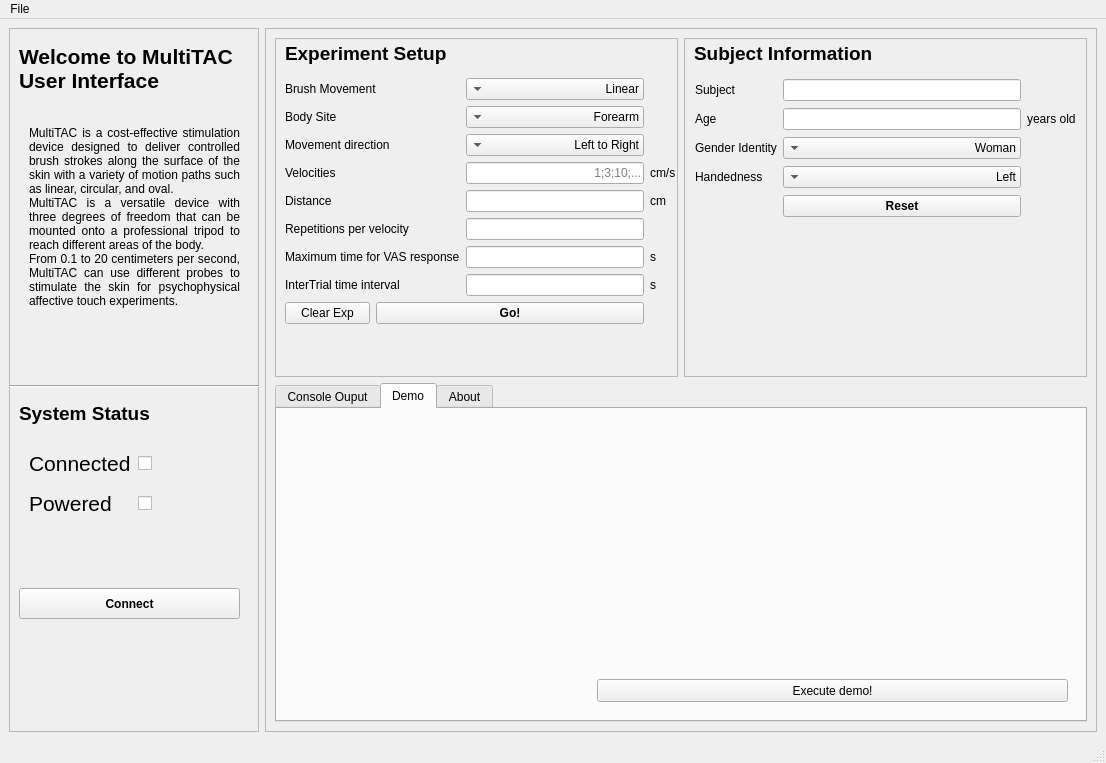
Above: gui/mainGui.ui from EdgardoCS/BrushGui before the change. Below: the same form after it.
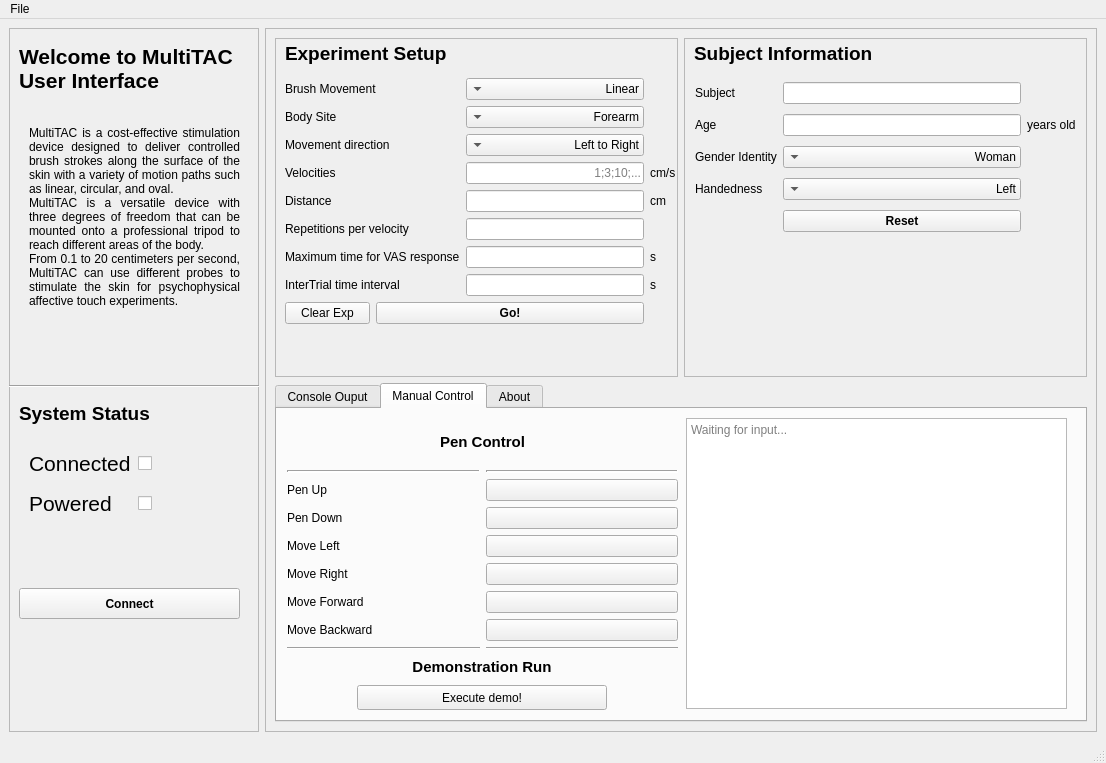
That is the form after the change. The open tabs and pages were chosen to show the change. Icons and pictures are not drawn.

What changed in the file:
```diff
--- a/gui/mainGui.ui
+++ b/gui/mainGui.ui
@@ -36,10 +36,10 @@
    <bool>false</bool>
   </property>
   <property name="toolButtonStyle">
-   <enum>Qt::ToolButtonIconOnly</enum>
+   <enum>Qt::ToolButtonStyle::ToolButtonIconOnly</enum>
   </property>
   <property name="tabShape">
-   <enum>QTabWidget::Rounded</enum>
+   <enum>QTabWidget::TabShape::Rounded</enum>
   </property>
   <property name="unifiedTitleAndToolBarOnMac">
    <bool>false</bool>
@@ -76,10 +76,10 @@
        </size>
       </property>
       <property name="frameShape">
-       <enum>QFrame::StyledPanel</enum>
+       <enum>QFrame::Shape::StyledPanel</enum>
       </property>
       <property name="frameShadow">
-       <enum>QFrame::Sunken</enum>
+       <enum>QFrame::Shadow::Sunken</enum>
       </property>
       <property name="lineWidth">
        <number>1</number>
@@ -95,7 +95,6 @@
        </property>
        <property name="font">
         <font>
-         <weight>75</weight>
          <bold>true</bold>
         </font>
        </property>
@@ -118,7 +117,6 @@
        <property name="font">
         <font>
          <pointsize>16</pointsize>
-         <weight>75</weight>
          <bold>true</bold>
         </font>
        </property>
@@ -126,7 +124,7 @@
         <string>Welcome to MultiTAC User Interface</string>
        </property>
        <property name="alignment">
-        <set>Qt::AlignLeading|Qt::AlignLeft|Qt::AlignVCenter</set>
+        <set>Qt::AlignmentFlag::AlignLeading|Qt::AlignmentFlag::AlignLeft|Qt::AlignmentFlag::AlignVCenter</set>
        </property>
        <property name="wordWrap">
         <bool>true</bool>
@@ -148,7 +146,7 @@
 </string>
        </property>
        <property name="alignment">
-        <set>Qt::AlignJustify|Qt::AlignVCenter</set>
+        <set>Qt::AlignmentFlag::AlignJustify|Qt::AlignmentFlag::AlignVCenter</set>
        </property>
        <property name="wordWrap">
         <bool>true</bool>
@@ -166,7 +164,6 @@
        <property name="font">
         <font>
          <pointsize>14</pointsize>
-         <weight>75</weight>
          <bold>true</bold>
         </font>
        </property>
@@ -184,7 +181,7 @@
         </rect>
        </property>
        <property name="orientation">
-        <enum>Qt::Horizontal</enum>
+        <enum>Qt::Orientation::Horizontal</enum>
        </property>
       </widget>
       <widget class="QWidget" name="layoutCon">
@@ -215,10 +212,10 @@
            <bool>true</bool>
           </property>
           <property name="focusPolicy">
-           <enum>Qt::StrongFocus</enum>
+           <enum>Qt::FocusPolicy::StrongFocus</enum>
           </property>
           <property name="contextMenuPolicy">
-           <enum>Qt::DefaultContextMenu</enum>
+           <enum>Qt::ContextMenuPolicy::DefaultContextMenu</enum>
           </property>
           <property name="acceptDrops">
            <bool>false</bool>
@@ -281,19 +278,19 @@
     <item>
      <widget class="QFrame" name="Experiment">
       <property name="frameShape">
-       <enum>QFrame::StyledPanel</enum>
+       <enum>QFrame::Shape::StyledPanel</enum>
       </property>
       <property name="frameShadow">
-       <enum>QFrame::Sunken</enum>
+       <enum>QFrame::Shadow::Sunken</enum>
       </property>
       <layout class="QGridLayout" name="gridLayout">
        <item row="0" column="1">
         <widget class="QFrame" name="Subject">
          <property name="frameShape">
-          <enum>QFrame::StyledPanel</enum>
+          <enum>QFrame::Shape::StyledPanel</enum>
          </property>
          <property name="frameShadow">
-          <enum>QFrame::Sunken</enum>
+          <enum>QFrame::Shadow::Sunken</enum>
          </property>
          <widget class="QLabel" name="SubjectLabel">
           <property name="geometry">
@@ -307,7 +304,6 @@
           <property name="font">
            <font>
             <pointsize>14</pointsize>
-            <weight>75</weight>
             <bold>true</bold>
            </font>
           </property>
@@ -321,37 +317,14 @@
             <x>11</x>
             <y>40</y>
             <width>381</width>
-            <height>141</height>
+            <height>160</height>
            </rect>
           </property>
           <layout class="QGridLayout" name="SubjectGrid">
-           <item row="6" column="1">
-            <widget class="QPushButton" name="ResetButton">
-             <property name="font">
-              <font>
-               <weight>75</weight>
-               <bold>true</bold>
-              </font>
-             </property>
-             <property name="text">
-              <string>Reset</string>
-             </property>
-            </widget>
-           </item>
-           <item row="1" column="1">
-            <widget class="QLineEdit" name="ageInput">
-             <property name="text">
-              <string/>
-             </property>
-             <property name="alignment">
-              <set>Qt::AlignRight|Qt::AlignTrailing|Qt::AlignVCenter</set>
-             </property>
-            </widget>
-           </item>
            <item row="0" column="1">
             <widget class="QLineEdit" name="subjectInput">
              <property name="alignment">
-              <set>Qt::AlignRight|Qt::AlignTrailing|Qt::AlignVCenter</set>
+              <set>Qt::AlignmentFlag::AlignRight|Qt::AlignmentFlag::AlignTrailing|Qt::AlignmentFlag::AlignVCenter</set>
              </property>
             </widget>
            </item>
@@ -362,31 +335,6 @@
              </property>
             </widget>
            </item>
-           <item row="4" column="1">
-            <widget class="QComboBox" name="handInput">
-             <property name="layoutDirection">
-              <enum>Qt::RightToLeft</enum>
-             </property>
-             <property name="currentText">
-              <string>Left</string>
-             </property>
-             <item>
-              <property name="text">
-               <string>Left</string>
-              </property>
-             </item>
-             <item>
-              <property name="text">
-               <string>Right </string>
-              </property>
-             </item>
-             <item>
-              <property name="text">
-               <string>Ambidextrous</string>
-              </property>
-             </item>
-            </widget>
-           </item>
            <item row="0" column="0">
             <widget class="QLabel" name="label_subject">
              <property name="text">
@@ -394,10 +342,20 @@
              </property>
             </widget>
            </item>
+           <item row="1" column="1">
+            <widget class="QLineEdit" name="ageInput">
+             <property name="text">
+              <string/>
+             </property>
+             <property name="alignment">
+              <set>Qt::AlignmentFlag::AlignRight|Qt::AlignmentFlag::AlignTrailing|Qt::AlignmentFlag::AlignVCenter</set>
+             </property>
+            </widget>
+           </item>
            <item row="2" column="1">
             <widget class="QComboBox" name="genderInput">
              <property name="layoutDirection">
-              <enum>Qt::RightToLeft</enum>
+              <enum>Qt::LayoutDirection::RightToLeft</enum>
              </property>
              <item>
               <property name="text">
@@ -426,6 +384,43 @@
              </item>
             </widget>
            </item>
+           <item row="4" column="1">
+            <widget class="QComboBox" name="handInput">
+             <property name="layoutDirection">
+              <enum>Qt::LayoutDirection::RightToLeft</enum>
+             </property>
+             <property name="currentText">
+              <string>Left</string>
+             </property>
+             <item>
+              <property name="text">
+               <string>Left</string>
+              </property>
+             </item>
+             <item>
+              <property name="text">
+               <string>Right </string>
+              </property>
+             </item>
+             <item>
+              <property name="text">
+               <string>Ambidextrous</string>
+              </property>
+             </item>
+            </widget>
+           </item>
+           <item row="6" column="1">
+            <widget class="QPushButton" name="ResetButton">
+             <property name="font">
+              <font>
+               <bold>true</bold>
+              </font>
+             </property>
+             <property name="text">
+              <string>Reset</string>
+             </property>
+            </widget>
+           </item>
            <item row="2" column="0">
             <widget class="QLabel" name="label_gender">
              <property name="text">
@@ -454,10 +449,10 @@
        <item row="0" column="0">
         <widget class="QFrame" name="Setup">
          <property name="frameShape">
-          <enum>QFrame::StyledPanel</enum>
+          <enum>QFrame::Shape::StyledPanel</enum>
          </property>
          <property name="frameShadow">
-          <enum>QFrame::Sunken</enum>
+          <enum>QFrame::Shadow::Sunken</enum>
          </property>
          <widget class="QLabel" name="ExperimentLabel">
           <property name="geometry">
@@ -471,7 +466,6 @@
           <property name="font">
            <font>
             <pointsize>14</pointsize>
-            <weight>75</weight>
             <bold>true</bold>
            </font>
           </property>
@@ -521,7 +515,6 @@
             <widget class="QPushButton" name="BeginButton">
              <property name="font">
               <font>
-               <weight>75</weight>
                <bold>true</bold>
               </font>
              </property>
@@ -536,7 +529,7 @@
               <string/>
              </property>
              <property name="alignment">
-              <set>Qt::AlignRight|Qt::AlignTrailing|Qt::AlignVCenter</set>
+              <set>Qt::AlignmentFlag::AlignRight|Qt::AlignmentFlag::AlignTrailing|Qt::AlignmentFlag::AlignVCenter</set>
              </property>
             </widget>
            </item>
@@ -553,7 +546,7 @@
               <string/>
              </property>
              <property name="alignment">
-              <set>Qt::AlignRight|Qt::AlignTrailing|Qt::AlignVCenter</set>
+              <set>Qt::AlignmentFlag::AlignRight|Qt::AlignmentFlag::AlignTrailing|Qt::AlignmentFlag::AlignVCenter</set>
              </property>
              <property name="placeholderText">
               <string>1;3;10;...</string>
@@ -573,7 +566,7 @@
               <string/>
              </property>
              <property name="alignment">
-              <set>Qt::AlignRight|Qt::AlignTrailing|Qt::AlignVCenter</set>
+              <set>Qt::AlignmentFlag::AlignRight|Qt::AlignmentFlag::AlignTrailing|Qt::AlignmentFlag::AlignVCenter</set>
              </property>
             </widget>
            </item>
@@ -583,7 +576,7 @@
               <string/>
              </property>
              <property name="alignment">
-              <set>Qt::AlignRight|Qt::AlignTrailing|Qt::AlignVCenter</set>
+              <set>Qt::AlignmentFlag::AlignRight|Qt::AlignmentFlag::AlignTrailing|Qt::AlignmentFlag::AlignVCenter</set>
              </property>
             </widget>
            </item>
@@ -607,14 +600,14 @@
               <string/>
              </property>
              <property name="alignment">
-              <set>Qt::AlignRight|Qt::AlignTrailing|Qt::AlignVCenter</set>
+              <set>Qt::AlignmentFlag::AlignRight|Qt::AlignmentFlag::AlignTrailing|Qt::AlignmentFlag::AlignVCenter</set>
              </property>
             </widget>
            </item>
            <item row="1" column="2">
             <widget class="QComboBox" name="bodySite">
              <property name="layoutDirection">
-              <enum>Qt::RightToLeft</enum>
+              <enum>Qt::LayoutDirection::RightToLeft</enum>
              </property>
              <item>
               <property name="text">
@@ -659,7 +652,7 @@
            <item row="0" column="2">
             <widget class="QComboBox" name="movementPath">
              <property name="layoutDirection">
-              <enum>Qt::RightToLeft</enum>
+              <enum>Qt::LayoutDirection::RightToLeft</enum>
              </property>
              <item>
               <property name="text">
@@ -702,7 +695,7 @@
            <item row="2" column="2">
             <widget class="QComboBox" name="movementDirection">
              <property name="layoutDirection">
-              <enum>Qt::RightToLeft</enum>
+              <enum>Qt::LayoutDirection::RightToLeft</enum>
              </property>
              <item>
               <property name="text">
@@ -736,7 +729,7 @@
           </sizepolicy>
          </property>
          <property name="tabShape">
-          <enum>QTabWidget::Rounded</enum>
+          <enum>QTabWidget::TabShape::Rounded</enum>
          </property>
          <property name="currentIndex">
           <number>0</number>
@@ -760,11 +753,11 @@
              <x>10</x>
              <y>10</y>
              <width>781</width>
-             <height>271</height>
+             <height>261</height>
             </rect>
            </property>
            <property name="contextMenuPolicy">
-            <enum>Qt::NoContextMenu</enum>
+            <enum>Qt::ContextMenuPolicy::NoContextMenu</enum>
            </property>
            <property name="readOnly">
             <bool>true</bool>
@@ -777,7 +770,7 @@
            <property name="geometry">
             <rect>
              <x>690</x>
-             <y>290</y>
+             <y>280</y>
              <width>101</width>
              <height>23</height>
             </rect>
@@ -789,20 +782,272 @@
          </widget>
          <widget class="QWidget" name="Page2">
           <attribute name="title">
-           <string>Demo</string>
+           <string>Manual Control</string>
           </attribute>
-          <widget class="QPushButton" name="demoButton">
+          <widget class="QWidget" name="gridLayoutWidget">
            <property name="geometry">
             <rect>
-             <x>320</x>
-             <y>270</y>
-             <width>471</width>
-             <height>23</height>
+             <x>10</x>
+             <y>10</y>
+             <width>391</width>
+             <height>231</height>
             </rect>
            </property>
-           <property name="text">
-            <string>Execute demo!</string>
+           <layout class="QGridLayout" name="gridLayout_3">
+            <item row="0" column="0" colspan="2">
+             <widget class="QLabel" name="label_7">
+              <property name="font">
+               <font>
+                <pointsize>11</pointsize>
+                <bold>true</bold>
+               </font>
+              </property>
+              <property name="text">
+               <string>Pen Control</string>
+              </property>
+              <property name="alignment">
+               <set>Qt::AlignmentFlag::AlignCenter</set>
+              </property>
+             </widget>
+            </item>
+            <item row="1" column="1">
+             <widget class="Line" name="line_3">
+              <property name="frameShadow">
+               <enum>QFrame::Shadow::Sunken</enum>
+              </property>
+              <property name="lineWidth">
+               <number>2</number>
+              </property>
+              <property name="orientation">
+               <enum>Qt::Orientation::Horizontal</enum>
+              </property>
+             </widget>
+            </item>
+            <item row="7" column="1">
+             <widget class="QPushButton" name="moveFwBtn">
+              <property name="text">
+               <string/>
+              </property>
+              <property name="icon">
+               <iconset>
+                <normaloff>icons/bw.png</normaloff>icons/bw.png</iconset>
+              </property>
+              <property name="default">
+               <bool>false</bool>
+              </property>
+              <property name="flat">
+               <bool>false</bool>
+              </property>
+             </widget>
+            </item>
+            <item row="8" column="1">
+             <widget class="QPushButton" name="moveBwBtn">
+              <property name="text">
+               <string/>
+              </property>
+              <property name="icon">
+               <iconset>
+                <normaloff>icons/fw.png</normaloff>icons/fw.png</iconset>
+              </property>
+             </widget>
+            </item>
+            <item row="6" column="0">
+             <widget class="QLabel" name="label_6">
+              <property name="text">
+               <string>Move Right</string>
+              </property>
+             </widget>
+            </item>
+            <item row="7" column="0">
+             <widget class="QLabel" name="label_8">
+              <property name="text">
+               <string>Move Forward</string>
+              </property>
+             </widget>
+            </item>
+            <item row="6" column="1">
+             <widget class="QPushButton" name="moveRightBtn">
+              <property name="text">
+               <string/>
+              </property>
+              <property name="icon">
+               <iconset theme="QIcon::ThemeIcon::MediaSeekForward"/>
+              </property>
+             </widget>
+            </item>
+            <item row="8" column="0">
+             <widget class="QLabel" name="label_9">
+              <property name="text">
+               <string>Move Backward</string>
+              </property>
+             </widget>
+            </item>
+            <item row="5" column="0">
+             <widget class="QLabel" name="label_5">
+              <property name="text">
+               <string>Move Left</string>
+              </property>
+             </widget>
+            </item>
+            <item row="1" column="0">
+             <widget class="Line" name="line_2">
+              <property name="lineWidth">
+               <number>2</number>
+              </property>
+              <property name="orientation">
+               <enum>Qt::Orientation::Horizontal</enum>
+              </property>
+             </widget>
+            </item>
+            <item row="3" column="0">
+             <widget class="QLabel" name="label_3">
+              <property name="text">
+               <string>Pen Up</string>
+              </property>
+             </widget>
+            </item>
+            <item row="3" column="1">
+             <widget class="QPushButton" name="penUpBtn">
+              <property name="text">
+               <string/>
+              </property>
+              <property name="icon">
+               <iconset theme="QIcon::ThemeIcon::GoUp"/>
+              </property>
+             </widget>
+            </item>
+            <item row="5" column="1">
+             <widget class="QPushButton" name="moveLeftBtn">
+              <property name="text">
+               <string/>
+              </property>
+              <property name="icon">
+               <iconset theme="QIcon::ThemeIcon::MediaSeekBackward"/>
+              </property>
+             </widget>
+            </item>
+            <item row="4" column="0">
+             <widget class="QLabel" name="label_4">
+              <property name="text">
+               <string>Pen Down</string>
+              </property>
+             </widget>
+            </item>
+            <item row="4" column="1">
+             <widget class="QPushButton" name="penDownBtn">
+              <property name="text">
+               <string/>
+              </property>
+              <property name="icon">
+               <iconset theme="QIcon::ThemeIcon::GoDown"/>
+              </property>
+             </widget>
+            </item>
+            <item row="9" column="0">
+             <widget class="Line" name="line_4">
+              <property name="orientation">
+               <enum>Qt::Orientation::Horizontal</enum>
+              </property>
+             </widget>
+            </item>
+            <item row="9" column="1">
+             <widget class="Line" name="line_5">
+              <property name="orientation">
+               <enum>Qt::Orientation::Horizontal</enum>
+              </property>
+             </widget>
+            </item>
+           </layout>
+          </widget>
+          <widget class="QWidget" name="gridLayoutWidget_2">
+           <property name="geometry">
+            <rect>
+             <x>10</x>
+             <y>240</y>
+             <width>391</width>
+             <height>61</height>
+            </rect>
            </property>
+           <layout class="QGridLayout" name="gridLayout_4">
+            <property name="spacing">
+             <number>0</number>
+            </property>
+            <item row="0" column="0">
+             <widget class="QLabel" name="label_10">
+              <property name="font">
+               <font>
+                <pointsize>11</pointsize>
+                <bold>true</bold>
+               </font>
+              </property>
+              <property name="text">
+               <string>Demonstration Run</string>
+              </property>
+              <property name="alignment">
+               <set>Qt::AlignmentFlag::AlignCenter</set>
+              </property>
+             </widget>
+            </item>
+            <item row="1" column="0">
+             <widget class="QPushButton" name="demoButton">
+              <property name="sizePolicy">
+               <sizepolicy hsizetype="Minimum" vsizetype="Fixed">
+                <horstretch>0</horstretch>
+                <verstretch>0</verstretch>
+               </sizepolicy>
+              </property>
+              <property name="minimumSize">
+               <size>
+                <width>150</width>
+                <height>0</height>
+               </size>
+              </property>
+              <property name="maximumSize">
+               <size>
+                <width>250</width>
+                <height>25</height>
+               </size>
+              </property>
+              <property name="text">
+               <string>Execute demo!</string>
+              </property>
+             </widget>
+            </item>
+           </layout>
+          </widget>
+          <widget class="QWidget" name="gridLayoutWidget_3">
+           <property name="geometry">
+            <rect>
+             <x>409</x>
+             <y>9</y>
+             <width>381</width>
+             <height>291</height>
+            </rect>
+           </property>
+           <layout class="QGridLayout" name="gridLayout_5">
+            <item row="0" column="0">
+             <widget class="QPlainTextEdit" name="ConsoleOutput2">
+              <property name="sizePolicy">
+               <sizepolicy hsizetype="Expanding" vsizetype="Expanding">
+                <horstretch>0</horstretch>
+                <verstretch>0</verstretch>
+               </sizepolicy>
+              </property>
+              <property name="maximumSize">
+               <size>
+                <width>16777215</width>
+                <height>16777215</height>
+               </size>
+              </property>
+              <property name="readOnly">
+               <bool>true</bool>
+              </property>
+              <property name="placeholderText">
+               <string>Waiting for input...</string>
+              </property>
+             </widget>
+            </item>
+           </layout>
           </widget>
          </widget>
          <widget class="QWidget" name="Page3">
@@ -864,12 +1109,12 @@
      <x>0</x>
      <y>0</y>
      <width>1106</width>
-     <height>21</height>
+     <height>22</height>
     </rect>
    </property>
    <widget class="QMenu" name="menuFile">
     <property name="contextMenuPolicy">
-     <enum>Qt::ActionsContextMenu</enum>
+     <enum>Qt::ContextMenuPolicy::ActionsContextMenu</enum>
     </property>
     <property name="title">
      <string>File</string>
@@ -947,7 +1192,7 @@
     <string>Load Experiment</string>
    </property>
    <property name="shortcutContext">
-    <enum>Qt::WindowShortcut</enum>
+    <enum>Qt::ShortcutContext::WindowShortcut</enum>
    </property>
   </action>
  </widget>
```
